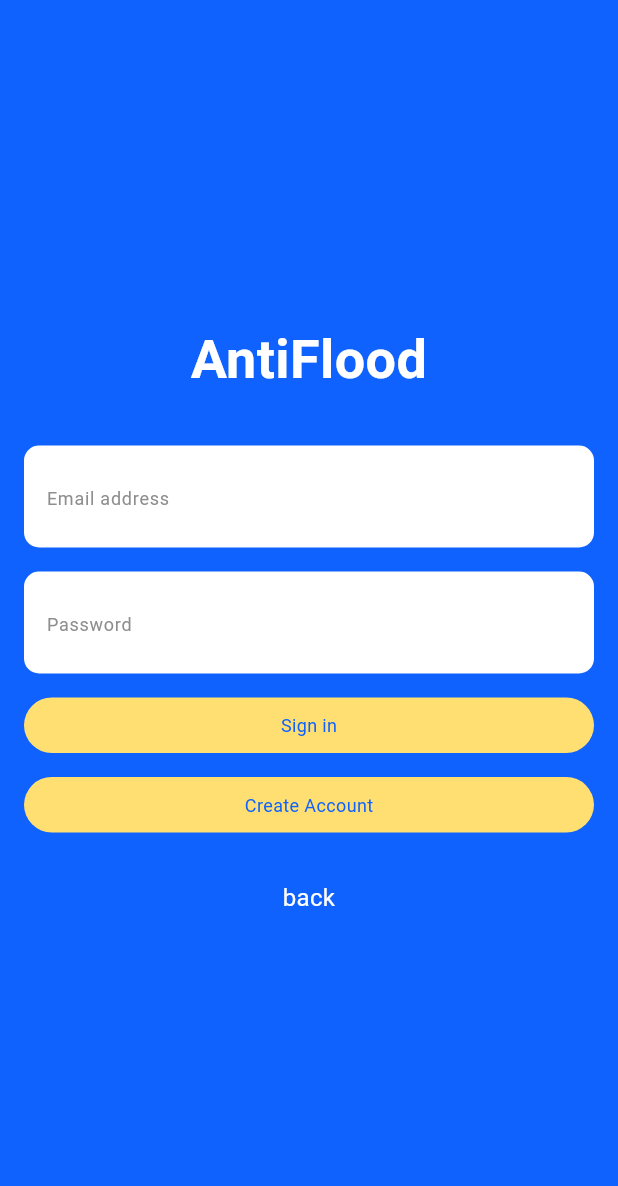
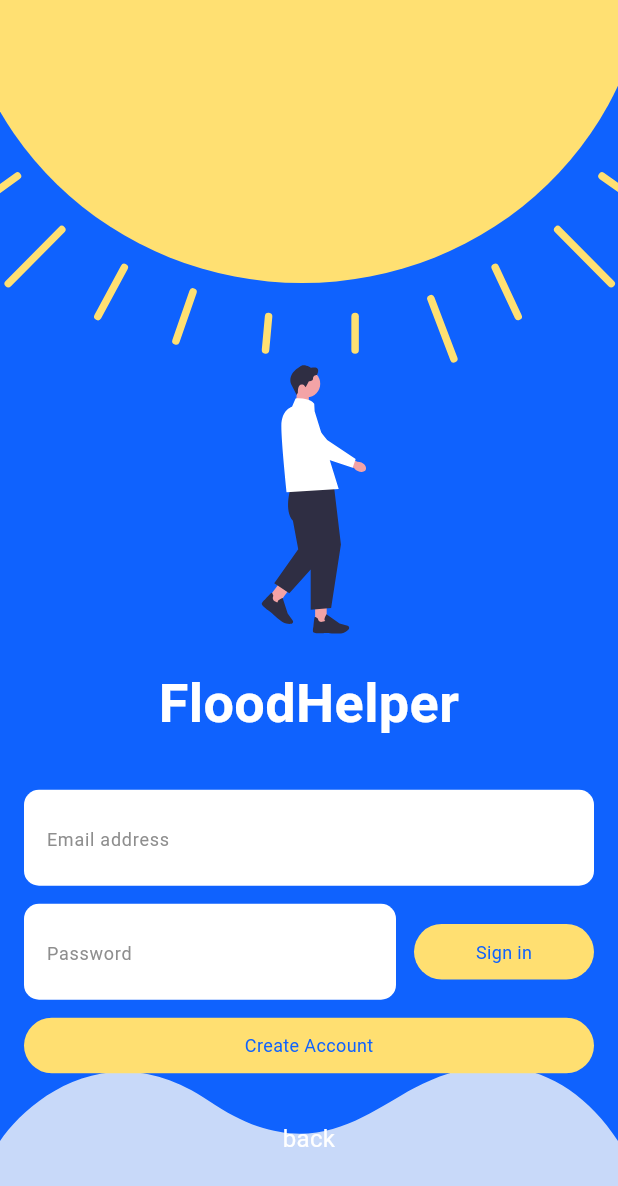
Before and after one commit to HaiDang2107/FloodHelper, a Flutter app: the screen it shows after launch, after a tap on "Get started", on a phone screen of 412 x 824 dp. Shown: the top 1186 px of the screen. Run offline on Flutter 3.47's test engine with Material 3 defaults, Android fonts, the phone set to English and light mode, and no system bars; our stand-ins replace flutter_svg; Roboto replaces fonts that are missing (Anonymous Pro).

Commit message:
Complete Auth

```diff
--- a/frontend/lib/app/app.dart
+++ b/frontend/lib/app/app.dart
@@ -7,7 +7,7 @@ class MyApp extends StatelessWidget {
   @override
   Widget build(BuildContext context) {
     return MaterialApp(
-      title: 'AntiFlood',
+      title: 'FloodHelper',
       debugShowCheckedModeBanner: false,
       theme: ThemeData.dark().copyWith(
         scaffoldBackgroundColor: const Color.fromARGB(255, 18, 32, 47),
--- a/frontend/lib/app/routes.dart
+++ b/frontend/lib/app/routes.dart
@@ -1,6 +1,6 @@
 import 'package:flutter/material.dart';
-import 'package:antiflood/features/auth/screens/signup/signup_screen.dart';
-import 'package:antiflood/features/auth/screens/signin/account_creation_screen.dart';
+import 'package:antiflood/features/auth/screens/signin/signin_screen.dart';
+import 'package:antiflood/features/auth/screens/signup/account_creation_screen.dart';
 
 class AppRoutes {
   static const String signUp = '/signup';
--- /dev/null
+++ b/frontend/lib/features/auth/screens/signin/_signin_form_screen.dart
@@ -0,0 +1,138 @@
+import 'package:flutter/material.dart';
+import 'package:flutter_svg/flutter_svg.dart';
+import '../../widgets/custom_button.dart';
+import '../../widgets/custom_text_field.dart';
+
+/// Sign up form screen
+class SignUpFormScreen extends StatelessWidget {
+  final TextEditingController emailController;
+  final TextEditingController passwordController;
+  final VoidCallback onSignUp;
+  final VoidCallback onSignIn;
+  final VoidCallback onBack; // Added onBack callback
+
+  const SignUpFormScreen({
+    super.key,
+    required this.emailController,
+    required this.passwordController,
+    required this.onSignUp,
+    required this.onSignIn,
+    required this.onBack, // Added onBack parameter
+  });
+
+  @override
+  Widget build(BuildContext context) {
+    return Scaffold(
+      backgroundColor: const Color(0xFF0F62FE),
+      body: Stack(
+        children: [
+          Positioned(
+            top: 0,
+            right: 0,
+            child: SvgPicture.asset('lib/assets/sun.svg'),
+          ),
+          // Align(
+          //   alignment: Alignment.topCenter, // Căn giữa sát trên cùng
+          //   child: Padding(
+          //     padding: const EdgeInsets.only(top: 200), // Đẩy xuống một khoảng
+          //     child: SvgPicture.asset('lib/assets/man_walk.svg', height: 220),
+          //   ),
+          // ),
+          Positioned(
+            bottom: 0,
+            left: 0,
+            right: 0,
+            child: SvgPicture.asset(
+              'lib/assets/wave.svg',
+              fit: BoxFit.fitWidth,
+            ),
+          ),
+          Center(
+            child: SingleChildScrollView(
+              child: Padding(
+                padding: const EdgeInsets.symmetric(horizontal: 16.0),
+                child: Column(
+              mainAxisAlignment: MainAxisAlignment.center,
+              crossAxisAlignment: CrossAxisAlignment.stretch,
+              children: [
+                const SizedBox(height: 150), // Push content down
+
+                SvgPicture.asset('lib/assets/man_walk.svg', height: 220),
+
+                const SizedBox(height: 20),
+                // Title
+                Text(
+                  'FloodHelper',
+                  textAlign: TextAlign.center,
+                  style: TextStyle(
+                    fontSize: 36,
+                    fontWeight: FontWeight.w700,
+                    color: Colors.white,
+                  ),
+                ),
+                const SizedBox(height: 32),
+                // Email Field
+                CustomTextField(
+                  controller: emailController,
+                  hintText: 'Email address',
+                  keyboardType: TextInputType.emailAddress,
+                  verticalPadding: 8,
+                ),
+                const SizedBox(height: 12),
+
+                // Password Field and Sign In Button
+                Row(
+                  children: [
+                    Expanded(
+                      child: CustomTextField(
+                        controller: passwordController,
+                        hintText: 'Password',
+                        obscureText: true,
+                        verticalPadding: 8,
+                      ),
+                    ),
+                    const SizedBox(width: 12),
+                    CustomButton(
+                      text: 'Sign in',
+                      backgroundColor: const Color(0xFFFFDF71),
+                      textColor: const Color(0xFF0F62FE),
+                      onPressed: onSignIn,
+                      width: 120,
+                    ),
+                  ],
+                ),
+                const SizedBox(height: 12),
+
+                // Create Account Button
+                CustomButton(
+                  text: 'Create Account',
+                  backgroundColor: const Color(0xFFFFDF71),
+                  textColor: const Color(0xFF0F62FE),
+                  onPressed: onSignUp,
+                ),
+                const SizedBox(height: 32),
+
+                // Back text
+                GestureDetector(
+                  onTap: onBack, // Updated to use onBack callback
+                  child: Text(
+                    'back',
+                    textAlign: TextAlign.center,
+                    style: TextStyle(
+                      color: Colors.white,
+                      fontSize: 16,
+                      fontFamily: 'Anonymous Pro',
+                      fontWeight: FontWeight.w400,
+                    ),
+                  ),
+                ),
+              ],
+            ),
+          ),
+            ),
+          ),
+        ],
+      ),
+    );
+  }
+}
--- a/frontend/lib/features/auth/screens/signup/_started_screen.dart
+++ b/frontend/lib/features/auth/screens/signin/_started_screen.dart
@@ -1,4 +1,5 @@
 import 'package:flutter/material.dart';
+import 'package:flutter_svg/flutter_svg.dart';
 import '../../widgets/custom_button.dart';
 import '../../widgets/common_widgets.dart';
 
@@ -16,11 +17,22 @@ class StartedScreen extends StatelessWidget {
     return ScreenContainer(
       backgroundColor: const Color(0xFFC8D9F8),
       children: [
+        Positioned(
+          left: 0,
+          right: 0,
+          top: 150,
+          child: Center(
+            child: SvgPicture.asset(
+              'lib/assets/man_under_rain.svg',
+              height: 300,
+            ),
+          ),
+        ),
         PositionedText(
-          text: 'AntiFlood',
-          left: 86,
+          text: 'FloodHelper',
+          left: 31,
           top: 571,
-          width: 239,
+          width: 350,
           fontSize: 48,
           color: const Color(0xFF0F62FE),
           fontWeight: FontWeight.w700,
--- a/frontend/lib/features/auth/screens/signup/signup_screen.dart
+++ b/frontend/lib/features/auth/screens/signin/signin_screen.dart
@@ -1,6 +1,6 @@
 import 'package:flutter/material.dart';
 import '_started_screen.dart';
-import '_signup_form_screen.dart';
+import '_signin_form_screen.dart';
 
 class SignUpScreen extends StatefulWidget {
   final bool showFormInitially; // Cho phép hiển thị màn hình signup form ngay từ lức đầu
--- a/frontend/lib/features/auth/screens/signup/_signup_form_screen.dart
+++ /dev/null
@@ -1,97 +0,0 @@
-import 'package:flutter/material.dart';
-import '../../widgets/custom_button.dart';
-import '../../widgets/custom_text_field.dart';
-
-/// Sign up form screen
-class SignUpFormScreen extends StatelessWidget {
-  final TextEditingController emailController;
-  final TextEditingController passwordController;
-  final VoidCallback onSignUp;
-  final VoidCallback onSignIn;
-  final VoidCallback onBack; // Added onBack callback
-
-  const SignUpFormScreen({
-    super.key,
-    required this.emailController,
-    required this.passwordController,
-    required this.onSignUp,
-    required this.onSignIn,
-    required this.onBack, // Added onBack parameter
-  });
-
-  @override
-  Widget build(BuildContext context) {
-    return Scaffold(
-      backgroundColor: const Color(0xFF0F62FE),
-      body: Padding(
-        padding: const EdgeInsets.symmetric(horizontal: 16.0),
-        child: Column(
-          mainAxisAlignment: MainAxisAlignment.center,
-          crossAxisAlignment: CrossAxisAlignment.stretch,
-          children: [
-            // Title
-            Text(
-              'AntiFlood',
-              textAlign: TextAlign.center,
-              style: TextStyle(
-                fontSize: 36,
-                fontWeight: FontWeight.w700,
-                color: Colors.white,
-              ),
-            ),
-            const SizedBox(height: 32),
-
-            // Email Field
-            CustomTextField(
-              controller: emailController,
-              hintText: 'Email address',
-              keyboardType: TextInputType.emailAddress,
-            ),
-            const SizedBox(height: 16),
-
-            // Password Field
-            CustomTextField(
-              controller: passwordController,
-              hintText: 'Password',
-              obscureText: true,
-            ),
-            const SizedBox(height: 16),
-
-            // Sign In Button
-            CustomButton(
-              text: 'Sign in',
-              backgroundColor: const Color(0xFFFFDF71),
-              textColor: const Color(0xFF0F62FE),
-              onPressed: onSignIn,
-            ),
-            const SizedBox(height: 16),
-
-            // Create Account Button
-            CustomButton(
-              text: 'Create Account',
-              backgroundColor: const Color(0xFFFFDF71),
-              textColor: const Color(0xFF0F62FE),
-              onPressed: onSignUp,
-            ),
-            const SizedBox(height: 32),
-
-            // Back text
-            GestureDetector(
-              onTap: onBack, // Updated to use onBack callback
-              child: Text(
-                'back',
-                textAlign: TextAlign.center,
-                style: TextStyle(
-                  color: Colors.white,
-                  fontSize: 16,
-                  fontFamily: 'Anonymous Pro',
-                  fontWeight: FontWeight.w400,
-                ),
-              ),
-            ),
-          ],
-        ),
-      ),
-    );
-  }
-}
--- a/frontend/lib/features/auth/widgets/common_widgets.dart
+++ b/frontend/lib/features/auth/widgets/common_widgets.dart
@@ -86,22 +86,22 @@ class PositionedText extends StatelessWidget {
 class ScreenContainer extends StatelessWidget {
   final Color backgroundColor;
   final List<Widget> children;
-  final double width;
-  final double height;
+  final double? width;
+  final double? height;
 
   const ScreenContainer({
     super.key,
     required this.backgroundColor,
     required this.children,
-    this.width = 412,
-    this.height = 917,
+    this.width,
+    this.height,
   });
 
   @override
   Widget build(BuildContext context) {
     return Container(
-      width: width,
-      height: height,
+      width: width ?? double.infinity,
+      height: height ?? double.infinity,
       decoration: BoxDecoration(color: backgroundColor),
       child: Stack(children: children),
     );
--- a/frontend/lib/features/auth/widgets/custom_text_field.dart
+++ b/frontend/lib/features/auth/widgets/custom_text_field.dart
@@ -8,6 +8,7 @@ class CustomTextField extends StatelessWidget {
   final bool obscureText;
   final double width;
   final double borderRadius;
+  final double verticalPadding;
 
   const CustomTextField({
     super.key,
@@ -17,13 +18,14 @@ class CustomTextField extends StatelessWidget {
     this.obscureText = false,
     this.width = 223,
     this.borderRadius = 10,
+    this.verticalPadding = 10,
   });
 
   @override
   Widget build(BuildContext context) {
     return Container(
       width: width,
-      padding: const EdgeInsets.symmetric(horizontal: 15, vertical: 10),
+      padding: EdgeInsets.symmetric(horizontal: 15, vertical: verticalPadding),
       decoration: ShapeDecoration(
         color: Colors.white,
         shape: RoundedRectangleBorder(
```
Also changed, not shown: frontend/lib/features/auth/screens/signup/_account_form_screen.dart (renamed from frontend/lib/features/auth/screens/signin/_account_form_screen.dart, +5 -5 lines), frontend/lib/features/auth/screens/signup/_send_code_screen.dart (added, +92 -0 lines), frontend/lib/features/auth/screens/signup/account_creation_screen.dart (renamed from frontend/lib/features/auth/screens/signin/account_creation_screen.dart, +43 -2 lines), frontend/pubspec.yaml (+11 -0 lines), frontend/lib/assets/man_under_rain.png (added), frontend/lib/assets/man_under_rain.svg (added), frontend/lib/assets/man_walk.svg (added), frontend/lib/assets/sun.svg (added), frontend/lib/assets/wave.svg (added), frontend/lib/features/auth/screens/signup/_account_creation_loading_screen.dart (renamed from frontend/lib/features/auth/screens/signin/_account_creation_loading_screen.dart), frontend/lib/features/auth/screens/signup/_account_creation_success_screen.dart (renamed from frontend/lib/features/auth/screens/signin/_account_creation_success_screen.dart), frontend/pubspec.lock, 30 other files.
